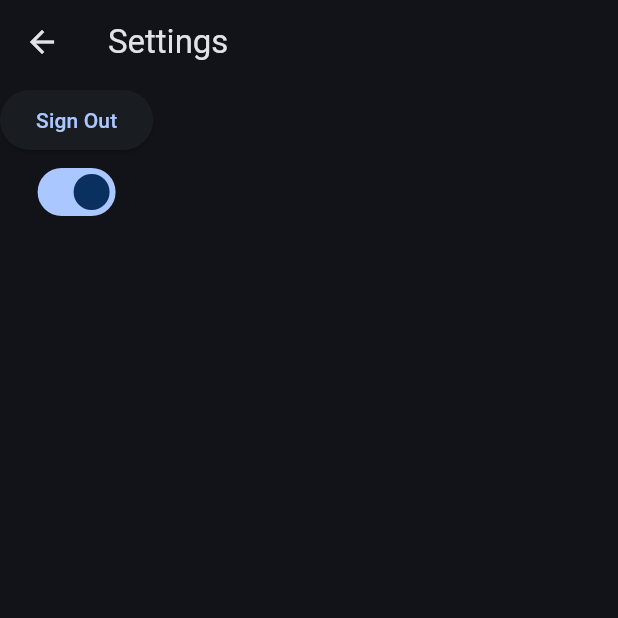
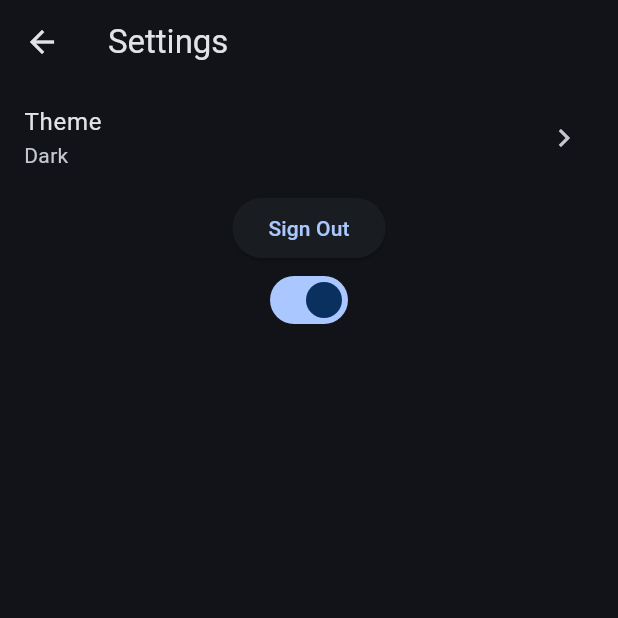
Before and after one commit to AntoineHo6/aquarium_bleu, a Flutter app: the SettingsPage screen opened directly, on a phone screen of 412 x 824 dp, the top half of it. Run offline on Flutter 3.47's test engine with Material 2 defaults, Android fonts, the phone set to English and light mode, and no system bars; our stand-ins replace cloud_firestore, firebase_auth, firebase_core, rxdart, shared_preferences, syncfusion_flutter_charts; missing offline and left inert: firebase_ui_auth, firebase_ui_oauth_google; accounts and stored records are empty; generated files the repository leaves out were written again.

Commit message:
created settings theme btn

```diff
--- a/aquarium_bleu/lib/l10n/app_en.arb
+++ b/aquarium_bleu/lib/l10n/app_en.arb
@@ -1,5 +1,8 @@
 {
     "settings": "Settings",
+    "theme": "Theme",
+    "light": "Light",
+    "dark": "Dark",
     "signOut": "Sign Out",
 
     "freshwater": "Freshwater",
--- a/aquarium_bleu/lib/l10n/app_fr.arb
+++ b/aquarium_bleu/lib/l10n/app_fr.arb
@@ -1,5 +1,8 @@
 {
     "settings": "Paramètres",
+    "theme": "Thème",
+    "light": "Clair",
+    "dark": "Sombre",
     "signOut": "Déconnexion",
 
     "freshwater": "Eau douce",
--- a/aquarium_bleu/lib/pages/all_pages.dart
+++ b/aquarium_bleu/lib/pages/all_pages.dart
@@ -1,4 +1,4 @@
-import 'package:aquarium_bleu/pages/settings_page.dart';
+import 'package:aquarium_bleu/pages/settings/settings_page.dart';
 import 'package:flutter/material.dart';
 import 'package:flutter_gen/gen_l10n/app_localizations.dart';
 import 'package:aquarium_bleu/pages/tanks_page.dart';
--- a/aquarium_bleu/lib/pages/settings_page.dart
+++ b/aquarium_bleu/lib/pages/settings/settings_page.dart
@@ -1,3 +1,4 @@
+import 'package:aquarium_bleu/pages/settings/theme_page.dart';
 import 'package:aquarium_bleu/providers/settings_provider.dart';
 import 'package:firebase_ui_auth/firebase_ui_auth.dart';
 import 'package:flutter/material.dart';
@@ -22,6 +23,21 @@ class _SettingsPageState extends State<SettingsPage> {
       ),
       body: Column(
         children: [
+          ListTile(
+            title: Text(AppLocalizations.of(context).theme),
+            subtitle: settingsProvider.themeMode == ThemeMode.dark
+                ? Text(AppLocalizations.of(context).dark)
+                : Text(AppLocalizations.of(context).light),
+            trailing: const Icon(Icons.chevron_right),
+            onTap: () {
+              Navigator.push(
+                context,
+                MaterialPageRoute(
+                  builder: (context) => const ThemePage(),
+                ),
+              );
+            },
+          ),
           ElevatedButton(
             onPressed: () {
               FirebaseUIAuth.signOut(context: context);
```
Also changed, not shown: aquarium_bleu/lib/pages/settings/theme_page.dart (added, +20 -0 lines), aquarium_bleu/pubspec.yaml (+8 -8 lines), 2 other files.
